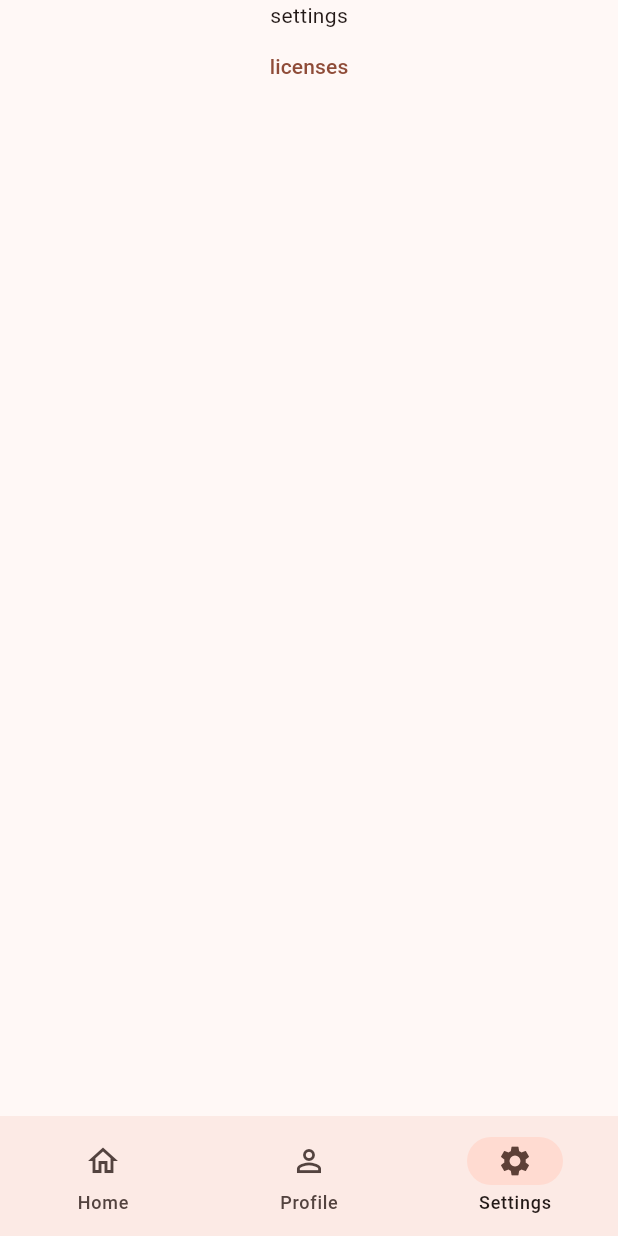
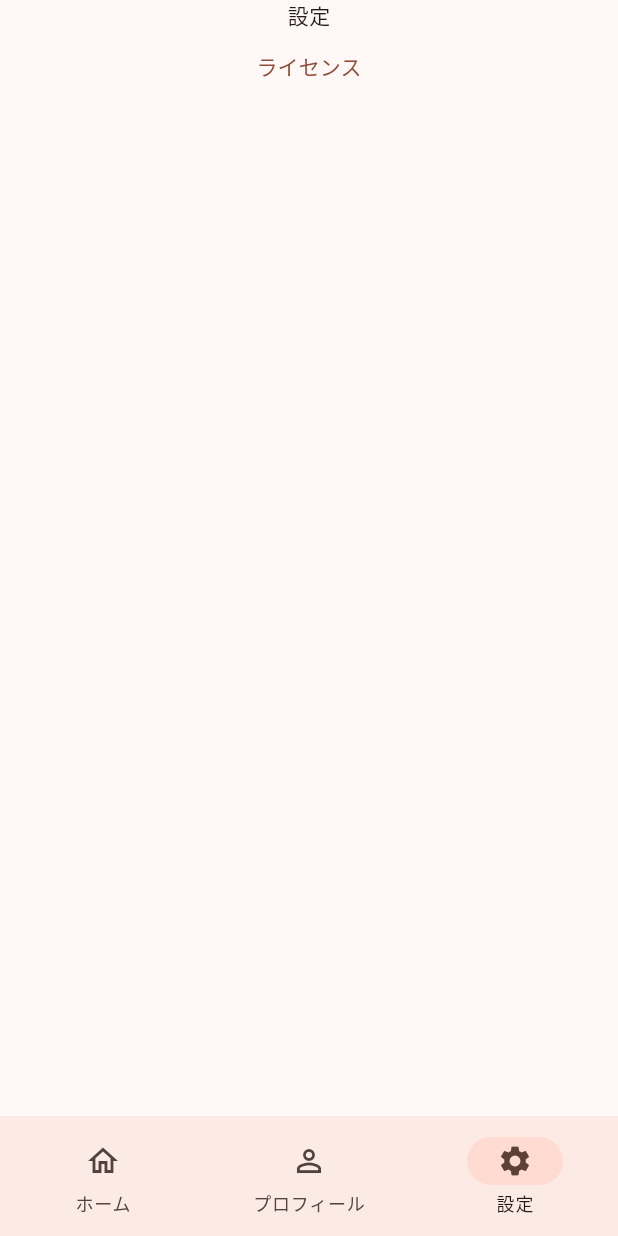
Before and after one commit to canoypa/ketchup, a Flutter app: the screen it shows after launch, item 3 of the bottom bar chosen, on a phone screen of 412 x 824 dp. Run offline on Flutter 3.47's test engine with Material 2 defaults, Android fonts, the phone set to English and light mode, and no system bars; our stand-ins replace go_router; generated files the repository leaves out were written again.

Commit message:
L10n を設定 (#5)

```diff
--- a/lib/app/main/layout.dart
+++ b/lib/app/main/layout.dart
@@ -1,33 +1,29 @@
 import 'package:flutter/material.dart';
+import 'package:flutter_gen/gen_l10n/l10n.dart';
 import 'package:go_router/go_router.dart';
 
 enum MainNavigation {
   home(
     path: "/",
-    label: "Home",
     icon: Icons.home_outlined,
     selectedIcon: Icons.home,
   ),
   profile(
     path: "/profile",
-    label: "Profile",
     icon: Icons.person_outline,
     selectedIcon: Icons.person,
   ),
   settings(
     path: "/settings",
-    label: "Settings",
     icon: Icons.settings_outlined,
     selectedIcon: Icons.settings,
   );
 
-  final String label;
   final IconData icon;
   final IconData selectedIcon;
   final String path;
 
   const MainNavigation({
-    required this.label,
     required this.icon,
     required this.selectedIcon,
     required this.path,
@@ -64,6 +60,19 @@ class MainLayout extends StatelessWidget {
     required this.child,
   });
 
+  String getPathLabel(BuildContext context, MainNavigation nav) {
+    final l10n = L10n.of(context);
+
+    switch (nav) {
+      case MainNavigation.home:
+        return l10n.home;
+      case MainNavigation.profile:
+        return l10n.profile;
+      case MainNavigation.settings:
+        return l10n.settings;
+    }
+  }
+
   @override
   Widget build(BuildContext context) {
     final selectedIndex = MainNavigation.fromSubloc(routerState.subloc).index;
@@ -79,7 +88,7 @@ class MainLayout extends StatelessWidget {
           return NavigationDestination(
             icon: Icon(v.icon),
             selectedIcon: Icon(v.selectedIcon),
-            label: v.label,
+            label: getPathLabel(context, v),
           );
         }).toList(),
       ),
--- a/lib/app/main/settings.dart
+++ b/lib/app/main/settings.dart
@@ -1,4 +1,5 @@
 import 'package:flutter/material.dart';
+import 'package:flutter_gen/gen_l10n/l10n.dart';
 import 'package:go_router/go_router.dart';
 
 Page<dynamic> buildSettingsPage(context, state) {
@@ -14,15 +15,17 @@ class SettingsPage extends StatelessWidget {
 
   @override
   Widget build(BuildContext context) {
+    final l10n = L10n.of(context);
+
     return SafeArea(
       child: Column(
         children: [
-          const Text("settings"),
+          Text(l10n.settings),
           TextButton(
             onPressed: () {
               GoRouter.of(context).push("/licenses");
             },
-            child: const Text("licenses"),
+            child: Text(l10n.license),
           ),
         ],
       ),
--- /dev/null
+++ b/lib/l10n/ja.arb
@@ -0,0 +1,23 @@
+{
+  "@@locale": "ja",
+
+  "example": "Hello World!",
+  "@example": {
+    "description": "サンプル"
+  },
+
+  "argExample": "Hello, {name}!",
+  "@argExample": {
+    "description": "引数を受け取るサンプル",
+    "placeholders": {
+      "name": {
+        "type": "String"
+      }
+    }
+  },
+
+  "home": "ホーム",
+  "profile": "プロフィール",
+  "settings": "設定",
+  "license": "ライセンス"
+}
--- a/lib/main.dart
+++ b/lib/main.dart
@@ -1,5 +1,6 @@
 import 'package:flutter/material.dart';
 import 'package:flutter/services.dart';
+import 'package:flutter_gen/gen_l10n/l10n.dart';
 import 'package:ketchup/core/router.dart';
 import 'package:ketchup/core/theme.dart';
 
@@ -17,6 +18,8 @@ class MyApp extends StatelessWidget {
       title: 'Flutter Demo',
       theme: appLightTheme,
       darkTheme: appDarkTheme,
+      localizationsDelegates: L10n.localizationsDelegates,
+      supportedLocales: L10n.supportedLocales,
       routerConfig: appRouter,
       builder: (context, child) {
         // 画面を最大限使用するための設定
--- a/pubspec.yaml
+++ b/pubspec.yaml
@@ -36,6 +36,9 @@ dependencies:
   # The following adds the Cupertino Icons font to your application.
   # Use with the CupertinoIcons class for iOS style icons.
   cupertino_icons: ^1.0.2
+  flutter_localizations:
+    sdk: flutter
+  intl: ^0.17.0
   go_router: ^5.1.1
 
 dev_dependencies:
@@ -59,6 +62,8 @@ flutter:
   # included with your application, so that you can use the icons in
   # the material Icons class.
   uses-material-design: true
+
+  generate: true
 
   # To add assets to your application, add an assets section, like this:
   # assets:
```
Also changed, not shown: l10n.yaml (added, +8 -0 lines), lib/app/licenses.dart (+5 -2 lines), lib/app/main/home.dart (+7 -2 lines), lib/app/main/profile.dart (+7 -2 lines), pubspec.lock.
